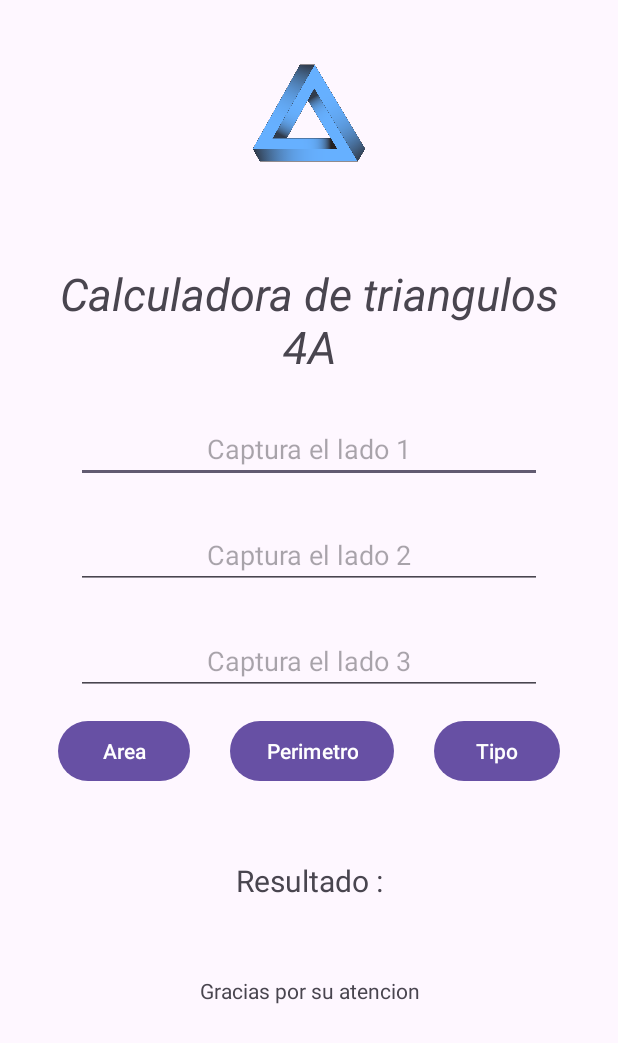
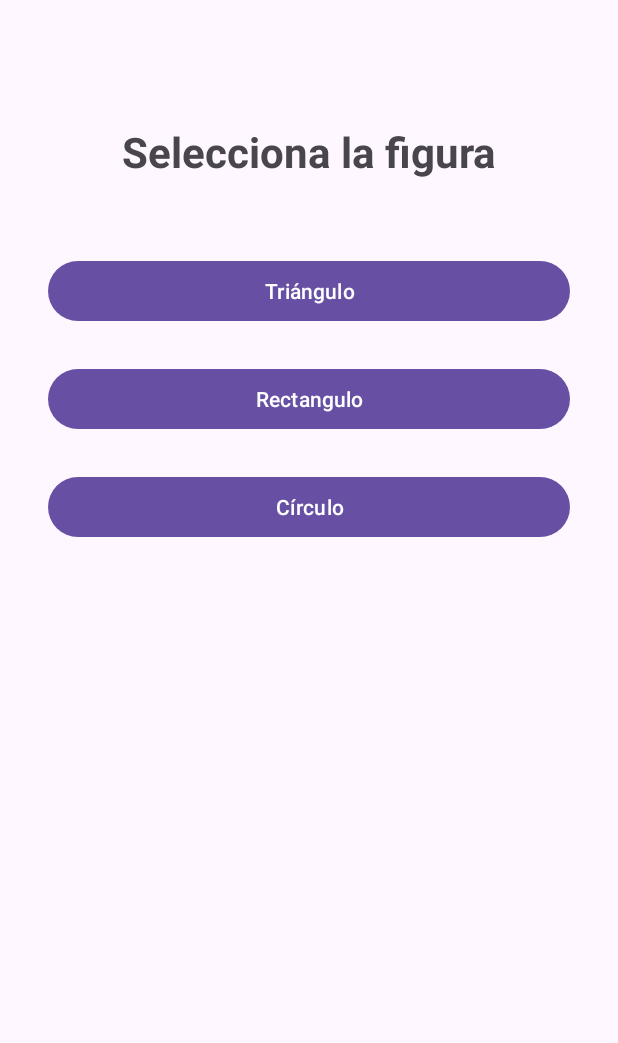
Before and after one commit to Silvia2521/CalculadoraFigurasMVP, an Android app: the screen it shows after launch (MainActivity before the commit, MenuActivity after it), on a phone screen of 412 x 824 dp. Shown: the top 1043 px of the screen. Run offline under Robolectric (Android 15) with nearby library versions, the phone set to English and light mode, and no system bars.

Commit message:
feat: Add Circle and Rectangle calculations and a Menu activity
- Add `MenuActivity` to navigate between shape calculators.
- Implement `CirculoActivity` and `RectanguloActivity` for area and perimeter calculations.
- Create MVP structure (Contract, Model, Presenter) for Circle and Rectangle.
- Add layouts and drawable images for the new activities.
- Update `AndroidManifest.xml` to set `MenuActivity` as the launcher and declare the new activities.
- Correct typos in `TrianguloModelo.kt` for triangle type names.
- Clean up comments and formatting in `MainActivity.kt`.
- Remove XML declaration from `.idea/misc.xml`.
----Implementación de figuras Rectángulo y Círculo con arquitectura MVP---

```diff
--- a/app/src/main/java/com/example/triangulo4a/Modelo/TrianguloModelo.kt
+++ b/app/src/main/java/com/example/triangulo4a/Modelo/TrianguloModelo.kt
@@ -15,11 +15,11 @@ class TrianguloModelo: ContratoTriangulo.Modelo {
 
     override fun tipo(l1: Float, l2: Float, l3: Float): String {
         if(l1==l2 && l2==l3 )
-            return "\n El Tipo de trianfulo es Equilatero"
+            return "\n El Tipo de triangulo es Equilatero"
         else if(l1!=l2 && l2!=l3 && l1!=l3)
-            return "\n El Tipo de trianfulo es escaleno"
+            return "\n El Tipo de triangulo es Escaleno"
         else
-            return "\n El Tipo de trianfulo es isoceles"
+            return "\n El Tipo de triangulo es Isoceles"
     }
 
     override fun valida(l1: Float, l2: Float, l3: Float): Boolean {
--- /dev/null
+++ b/app/src/main/java/com/example/triangulo4a/Vistas/MenuActivity.kt
@@ -0,0 +1,35 @@
+package com.example.triangulo4a.Vistas
+
+import android.content.Intent
+import android.os.Bundle
+import android.widget.Button
+import androidx.activity.enableEdgeToEdge
+import androidx.appcompat.app.AppCompatActivity
+import com.example.triangulo4a.R
+
+class MenuActivity : AppCompatActivity() {
+
+    override fun onCreate(savedInstanceState: Bundle?) {
+        super.onCreate(savedInstanceState)
+        enableEdgeToEdge()
+        setContentView(R.layout.activity_menu)
+
+        val btnTriangulo: Button = findViewById(R.id.btnTriangulo)
+        val btnRectangulo: Button = findViewById(R.id.btnRectangulo)
+        val btnCirculo: Button = findViewById(R.id.btnCirculo)
+
+
+        btnTriangulo.setOnClickListener {
+            startActivity(Intent(this, MainActivity::class.java))
+        }
+
+        btnRectangulo.setOnClickListener {
+            startActivity(Intent(this, RectanguloActivity::class.java))
+        }
+
+
+        btnCirculo.setOnClickListener {
+            startActivity(Intent(this, CirculoActivity::class.java))
+        }
+    }
+}
--- a/app/src/main/res/layout/activity_main.xml
+++ b/app/src/main/res/layout/activity_main.xml
@@ -11,82 +11,88 @@
         android:layout_width="match_parent"
         android:layout_height="match_parent"
         android:orientation="vertical"
-        android:padding="25dp">
+        android:padding="25dp"
+        tools:layout_editor_absoluteX="16dp"
+        tools:layout_editor_absoluteY="0dp">
 
         <ImageView
             android:layout_width="match_parent"
             android:layout_height="100dp"
-            android:src="@mipmap/triangulo"/>
+            android:src="@mipmap/triangulo" />
 
         <TextView
             android:layout_width="match_parent"
             android:layout_height="wrap_content"
             android:layout_marginTop="50dp"
             android:text="Calculadora de triangulos 4A"
-            app:layout_constraintTop_toTopOf="parent"
+            android:textAlignment="center"
             android:textSize="30dp"
-            android:textAlignment="center"
-            android:textStyle="italic"/>
-
+            android:textStyle="italic"
+            app:layout_constraintTop_toTopOf="parent" />
 
 
         <EditText
             android:id="@+id/edtL1"
             android:layout_width="match_parent"
             android:layout_height="wrap_content"
+            android:layout_marginHorizontal="25dp"
+            android:layout_marginTop="25dp"
             android:hint="Captura el lado 1"
-            android:textAlignment="center"
-            android:layout_marginTop="25dp"
-            android:layout_marginHorizontal="25dp"/>
+            android:textAlignment="center" />
+
         <EditText
             android:id="@+id/edtL2"
             android:layout_width="match_parent"
             android:layout_height="wrap_content"
+            android:layout_marginHorizontal="25dp"
+            android:layout_marginTop="25dp"
             android:hint="Captura el lado 2"
-            android:textAlignment="center"
-            android:layout_marginTop="25dp"
-            android:layout_marginHorizontal="25dp"/>
+            android:textAlignment="center" />
+
         <EditText
             android:id="@+id/edtL3"
             android:layout_width="match_parent"
             android:layout_height="wrap_content"
+            android:layout_marginHorizontal="25dp"
+            android:layout_marginTop="25dp"
             android:hint="Captura el lado 3"
-            android:textAlignment="center"
-            android:layout_marginTop="25dp"
-            android:layout_marginHorizontal="25dp"/>
+            android:textAlignment="center" />
 
         <LinearLayout
             android:layout_width="match_parent"
             android:layout_height="wrap_content"
             android:orientation="horizontal">
+
             <Button
                 android:id="@+id/btnArea"
                 android:layout_width="wrap_content"
                 android:layout_height="wrap_content"
-                android:text="Area"
-                android:layout_margin="13dp"/>
+                android:layout_margin="13dp"
+                android:text="Area" />
+
             <Button
                 android:id="@+id/btnPerimetro"
                 android:layout_width="wrap_content"
                 android:layout_height="wrap_content"
-                android:text="Perimetro"
-                android:layout_margin="13dp"/>
+                android:layout_margin="13dp"
+                android:text="Perimetro" />
+
             <Button
                 android:id="@+id/btnTipo"
                 android:layout_width="wrap_content"
                 android:layout_height="wrap_content"
-                android:text="Tipo"
-                android:layout_margin="13dp"/>
+                android:layout_margin="13dp"
+                android:text="Tipo" />
         </LinearLayout>
 
         <TextView
             android:id="@+id/txvRes"
             android:layout_width="match_parent"
             android:layout_height="wrap_content"
+            android:layout_marginTop="35dp"
             android:text="Resultado :"
             android:textAlignment="center"
-            android:textSize="20dp"
-            android:layout_marginTop="35dp"/>
+            android:textSize="20dp" />
 
         <TextView
             android:id="@+id/textView"
@@ -100,6 +106,4 @@
     </LinearLayout>
 
 
-
-
 </androidx.constraintlayout.widget.ConstraintLayout>
--- /dev/null
+++ b/app/src/main/res/layout/activity_menu.xml
@@ -0,0 +1,53 @@
+<?xml version="1.0" encoding="utf-8"?>
+<androidx.constraintlayout.widget.ConstraintLayout xmlns:android="http://schemas.android.com/apk/res/android"
+    xmlns:app="http://schemas.android.com/apk/res-auto"
+    xmlns:tools="http://schemas.android.com/tools"
+    android:id="@+id/main"
+    android:layout_width="match_parent"
+    android:layout_height="match_parent"
+    android:padding="32dp"
+    tools:context=".Vistas.MenuActivity">
+
+    <TextView
+        android:id="@+id/tvMenuTitle"
+        android:layout_width="wrap_content"
+        android:layout_height="wrap_content"
+        android:text="Selecciona la figura"
+        android:textSize="28sp"
+        android:textStyle="bold"
+        app:layout_constraintTop_toTopOf="parent"
+        app:layout_constraintStart_toStartOf="parent"
+        app:layout_constraintEnd_toEndOf="parent"
+        android:layout_marginTop="50dp" />
+
+    <Button
+        android:id="@+id/btnTriangulo"
+        android:layout_width="0dp"
+        android:layout_height="wrap_content"
+        android:text="Triángulo"
+        android:layout_marginTop="50dp"
+        app:layout_constraintTop_toBottomOf="@id/tvMenuTitle"
+        app:layout_constraintStart_toStartOf="parent"
+        app:layout_constraintEnd_toEndOf="parent" />
+
+    <Button
+        android:id="@+id/btnRectangulo"
+        android:layout_width="0dp"
+        android:layout_height="wrap_content"
+        android:text="Rectangulo"
+        android:layout_marginTop="24dp"
+        app:layout_constraintTop_toBottomOf="@id/btnTriangulo"
+        app:layout_constraintStart_toStartOf="parent"
+        app:layout_constraintEnd_toEndOf="parent" />
+
+    <Button
+        android:id="@+id/btnCirculo"
+        android:layout_width="0dp"
+        android:layout_height="wrap_content"
+        android:text="Círculo"
+        android:layout_marginTop="24dp"
+        app:layout_constraintTop_toBottomOf="@id/btnRectangulo"
+        app:layout_constraintStart_toStartOf="parent"
+        app:layout_constraintEnd_toEndOf="parent" />
+
+</androidx.constraintlayout.widget.ConstraintLayout>
```
Also changed, not shown: app/src/main/AndroidManifest.xml (+16 -5 lines), app/src/main/java/com/example/triangulo4a/Contratos/ContratoCirculo.kt (added, +20 -0 lines), app/src/main/java/com/example/triangulo4a/Contratos/ContratoRectangulo.kt (added, +20 -0 lines), app/src/main/java/com/example/triangulo4a/Modelo/CirculoModelo.kt (added, +22 -0 lines), app/src/main/java/com/example/triangulo4a/Modelo/RectanguloModelo.kt (added, +18 -0 lines), app/src/main/java/com/example/triangulo4a/Presentador/CirculoPresenter.kt (added, +26 -0 lines), app/src/main/java/com/example/triangulo4a/Presentador/RectanguloPresenter.kt (added, +26 -0 lines), app/src/main/java/com/example/triangulo4a/Vistas/CirculoActivity.kt (added, +64 -0 lines), app/src/main/java/com/example/triangulo4a/Vistas/MainActivity.kt (+4 -5 lines), app/src/main/java/com/example/triangulo4a/Vistas/RectanguloActivity.kt (added, +67 -0 lines), app/src/main/res/layout/activity_circulo.xml (added, +80 -0 lines), app/src/main/res/layout/activity_rectangulo.xml (added, +91 -0 lines), app/src/main/res/drawable/circulo.jpg (added), app/src/main/res/drawable/rectangulo_ultimo.jpg (added).
